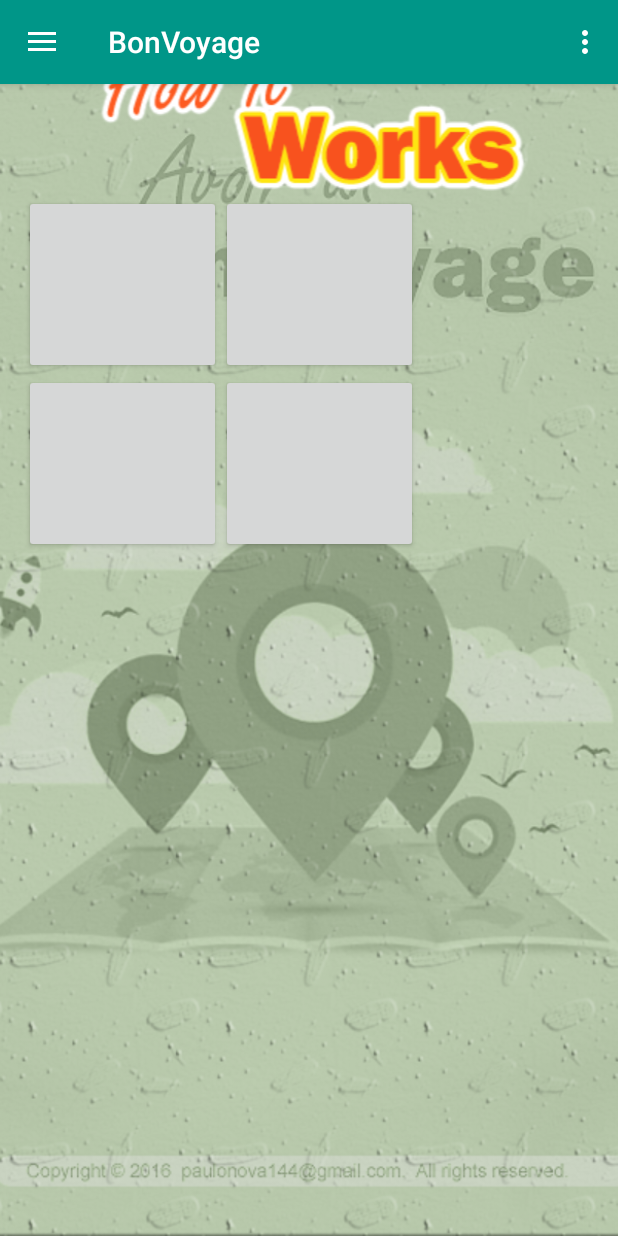
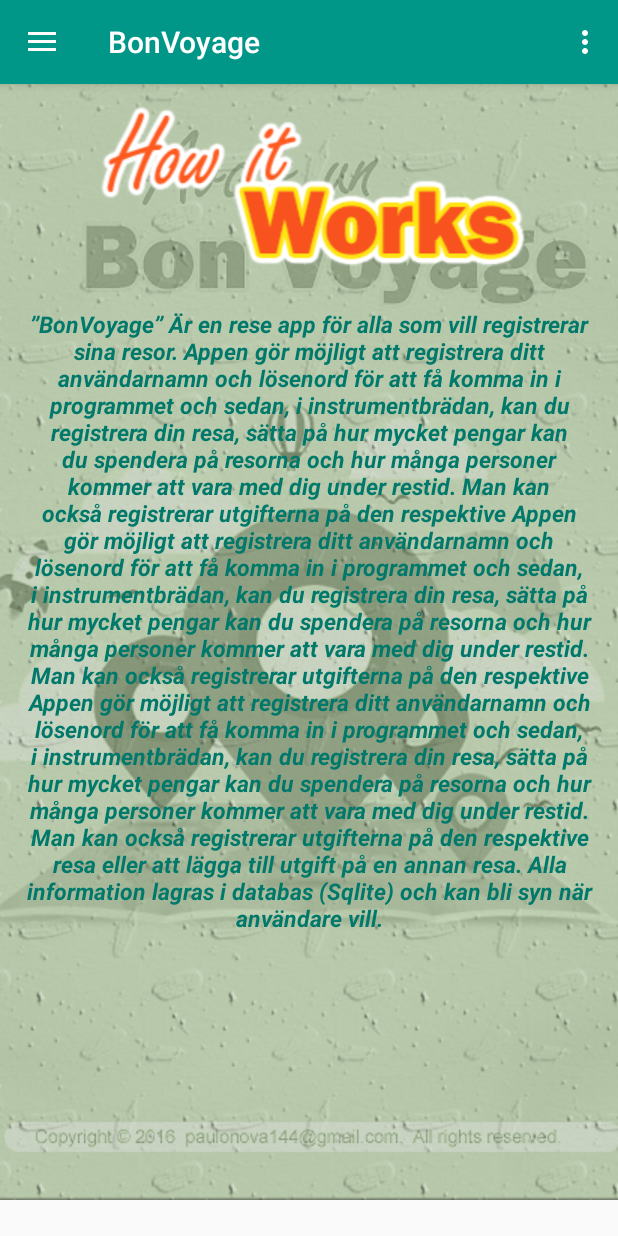
Before and after one commit to paulonova/BonVoyage, an Android app: the FirstAppInfoFragment screen opened directly, with no data from a screen before it, on a phone screen of 412 x 824 dp. Run offline under Robolectric (Android 15) with nearby library versions, the phone set to English and light mode, and no system bars.

Commit message:
Commit 2016/06/02 - Create a How It Works layout with the text in ScrollView.

```diff
--- a/app/src/main/java/se/paulo/nackademin/examen/bonvoyage/FirstAppInfoFragment.java
+++ b/app/src/main/java/se/paulo/nackademin/examen/bonvoyage/FirstAppInfoFragment.java
@@ -1,35 +1,53 @@
 package se.paulo.nackademin.examen.bonvoyage;
 
 
+import android.app.Activity;
+import android.content.Context;
 import android.os.Bundle;
 import android.support.annotation.Nullable;
 import android.support.v4.app.Fragment;
+import android.support.v4.app.FragmentTabHost;
 import android.view.LayoutInflater;
 import android.view.View;
 import android.view.ViewGroup;
+import android.widget.TabHost;
 
 
 /**
  * A simple {@link Fragment} subclass.
  */
-public class FirstAppInfoFragment extends Fragment {
+public class FirstAppInfoFragment extends Fragment implements TabHost.OnTabChangeListener {
+
+    private FragmentTabHost mTabHost;
 
 
-    public FirstAppInfoFragment() {
-        // Required empty public constructor
+    @Override
+    public void onAttach(Context context) {
+        super.onAttach(context);
     }
 
     @Override
     public void onCreate(@Nullable Bundle savedInstanceState) {
         super.onCreate(savedInstanceState);
 
+
     }
 
 
     @Override
     public View onCreateView(LayoutInflater inflater, ViewGroup container, Bundle savedInstanceState) {
+
+
+
         // Inflate the layout for this fragment
         return inflater.inflate(R.layout.fragment_first_app_info, container, false);
     }
 
+
+
+
+    @Override
+    public void onTabChanged(String tabId) {
+
+    }
 }
--- a/app/src/main/res/layout/fragment_first_app_info.xml
+++ b/app/src/main/res/layout/fragment_first_app_info.xml
@@ -1,7 +1,7 @@
 <FrameLayout xmlns:android="http://schemas.android.com/apk/res/android"
     xmlns:tools="http://schemas.android.com/tools"
     android:layout_width="match_parent"
-    android:layout_height="match_parent"
+    android:layout_height="wrap_content"
     tools:context=".FirstAppInfoFragment">
 
     <ImageView
@@ -15,7 +15,6 @@
         android:id="@+id/buttonsLayout"
         android:layout_width="match_parent"
         android:layout_height="wrap_content"
-        android:gravity="center_horizontal|center_vertical"
         android:layout_margin="@dimen/text_margin">
 
         <ImageView
@@ -23,42 +22,35 @@
             android:layout_width="match_parent"
             android:layout_height="wrap_content"
             android:layout_gravity="center_horizontal"
-            android:src="@drawable/how_it_works"/>
+            android:layout_marginTop="50dp"
+            android:src="@drawable/how_it_works" />
 
-        <Button
-            android:id="@+id/btnHowToRegisterTrip"
-            android:layout_below="@id/how_it_works"
-            android:layout_width="131dp"
-            android:layout_height="119dp"
-            android:layout_gravity="start" />
+        <ScrollView
+            android:layout_width="match_parent"
+            android:layout_height="wrap_content"
+            android:layout_marginTop="25dp"
+            android:layout_marginBottom="20dp"
+            android:layout_below="@id/how_it_works">
 
-        <Button
-            android:id="@+id/btnHowToRegisterSpend"
-            android:layout_toRightOf="@id/btnHowToRegisterTrip"
-            android:layout_below="@id/how_it_works"
-            android:layout_width="131dp"
-            android:layout_height="119dp"
-            android:gravity="end" />
+            <TextView
+                android:layout_width="match_parent"
+                android:layout_height="wrap_content"
+                android:textSize="15sp"
+                android:textStyle="bold|italic"
+                android:textColor="#00796b"
+                android:textAlignment="center"
+                android:text="@string/info_howitworks"/>
 
-        <Button
-            android:id="@+id/btnHowToViewTripInfo"
-            android:layout_below="@id/btnHowToRegisterTrip"
-            android:layout_width="131dp"
-            android:layout_height="119dp"
-            android:layout_gravity="left|bottom" />
 
-        <Button
-            android:id="@+id/btnHowToChangeThings"
-            android:layout_below="@id/btnHowToRegisterSpend"
-            android:layout_toRightOf="@id/btnHowToViewTripInfo"
-            android:layout_width="131dp"
-            android:layout_height="119dp"
-            android:layout_gravity="end|bottom" />
+        </ScrollView>
+
+
+
+
+
 
 
     </RelativeLayout>
 
 
-
-
 </FrameLayout>
--- a/app/src/main/res/values/strings.xml
+++ b/app/src/main/res/values/strings.xml
@@ -158,6 +158,21 @@
     <!-- TODO: Remove or change this placeholder text -->
     <string name="hello_blank_fragment">Hello blank fragment</string>
     <string name="hiw_1">First of all, you need to register your trip by adding of your destination, what kind of trip will you have, \"Vacations\" or \"Business\", arrival date, departure date, how much money will you have to spend in your trip and finally how many people will be in this trip.</string>
+    <string name="tab_words">Testing Tabs 1</string>
+    <string name="tabRateAPet">Testando 01</string>
+    <string name="tabViewMyRates">Testando 02</string>
+    <string name="info_howitworks">”BonVoyage” Är en rese app för alla som vill registrerar sina resor.
+        Appen gör möjligt att registrera ditt användarnamn och lösenord för att få komma in i programmet och sedan, i
+        instrumentbrädan, kan du registrera din resa, sätta på hur mycket pengar kan du spendera på resorna och hur
+        många personer kommer att vara med dig under restid.  Man kan också registrerar utgifterna på den respektive
+        Appen gör möjligt att registrera ditt användarnamn och lösenord för att få komma in i programmet och sedan, i
+        instrumentbrädan, kan du registrera din resa, sätta på hur mycket pengar kan du spendera på resorna och hur
+        många personer kommer att vara med dig under restid.  Man kan också registrerar utgifterna på den respektive
+        Appen gör möjligt att registrera ditt användarnamn och lösenord för att få komma in i programmet och sedan, i
+        instrumentbrädan, kan du registrera din resa, sätta på hur mycket pengar kan du spendera på resorna och hur
+        många personer kommer att vara med dig under restid.  Man kan också registrerar utgifterna på den respektive
+        resa eller att lägga till utgift på en annan resa. Alla information lagras i databas (Sqlite) och kan bli syn
+        när användare vill.</string>
 
 
 </resources>
```
Also changed, not shown: app/src/main/java/se/paulo/nackademin/examen/bonvoyage/MenuVoyageActivity.java (+7 -2 lines).
